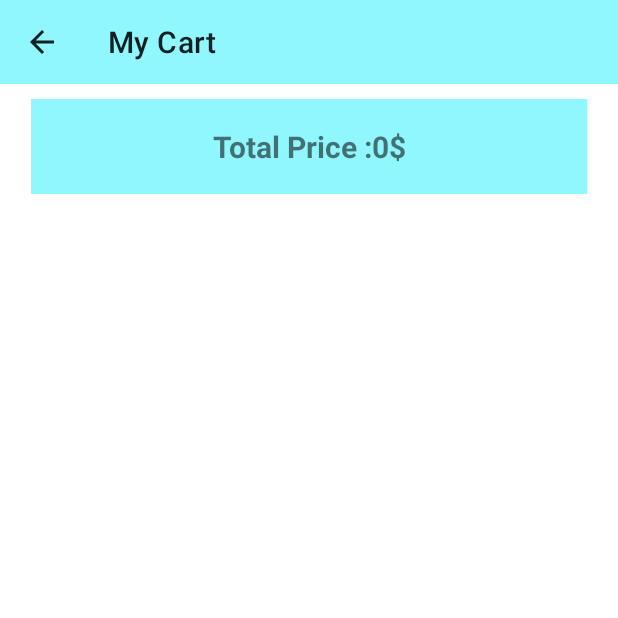
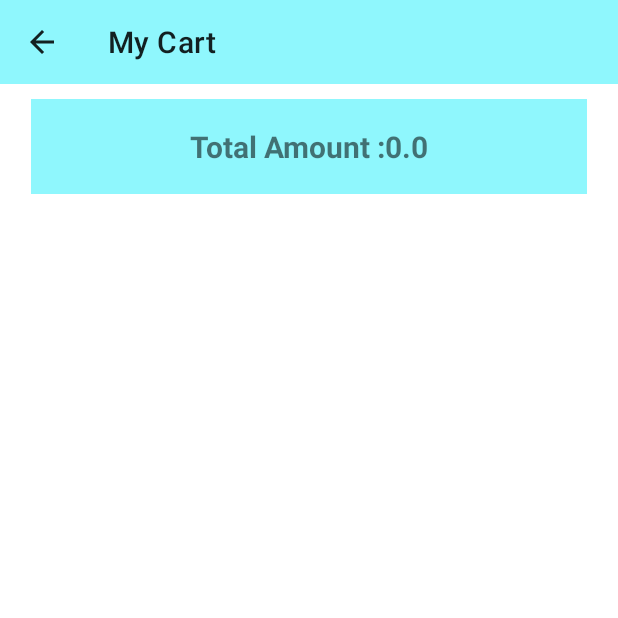
Before and after one commit to anhkute002/mshop, an Android app: the CartActivity screen opened directly, with no data from a screen before it, on a phone screen of 412 x 824 dp, the top half of it. Run offline under Robolectric (Android 15) with nearby library versions, the phone set to English and light mode, and no system bars; our stand-ins replace Firebase (no records; nobody signed in at launch, a user with empty details on screens opened directly).

Commit message:
ADD CART

```diff
--- a/app/src/main/java/my/ecommerceapp/ecommerceapp/MyCartAdapter.java
+++ b/app/src/main/java/my/ecommerceapp/ecommerceapp/MyCartAdapter.java
@@ -74,12 +74,6 @@ public class MyCartAdapter  extends RecyclerView.Adapter<MyCartAdapter.ViewHolde
             }
         });
 
-        totalAmount = totalAmount + list.get(position).getTotalPrice();
-        Intent intent = new Intent("MyTotalAmount");
-        intent.putExtra("totalAmount",totalAmount);
-
-        LocalBroadcastManager.getInstance(context).sendBroadcast(intent);
-
 
 
     }
--- a/app/src/main/java/my/ecommerceapp/ecommerceapp/activities/CartActivity.java
+++ b/app/src/main/java/my/ecommerceapp/ecommerceapp/activities/CartActivity.java
@@ -74,8 +74,7 @@ public class CartActivity extends AppCompatActivity {
         });
 
 
-        LocalBroadcastManager.getInstance(this)
-                .registerReceiver(mMessageReceiver,new IntentFilter("MyTotalAmount"));
+
 
         overAllAmount = findViewById(R.id.textView3);
         recyclerView = findViewById(R.id.card_rec);
@@ -99,6 +98,7 @@ public class CartActivity extends AppCompatActivity {
                         cartModelList.add(myCartModel);
                         cartAdapter.notifyDataSetChanged();
                     }
+                    calculateTotalAmount(cartModelList);
                 }
             }
         });
@@ -112,19 +112,14 @@ public class CartActivity extends AppCompatActivity {
         });
 
     }
-    public BroadcastReceiver mMessageReceiver = new BroadcastReceiver() {
-        @Override
-        public void onReceive(Context context, Intent intent) {
-            int totalBill = intent.getIntExtra("totalAmount",0);
-            overAllAmount.setText("Total Amount:"+totalBill+"$");
+
+    private void calculateTotalAmount(List<MyCartModel> cartModelList) {
+        double totalAmount = 0.0;
+        for(MyCartModel myCartModel: cartModelList){
+            totalAmount += myCartModel.getTotalPrice();
         }
-    };
-
-
-
-
-
-
+        overAllAmount.setText("Total Amount :"+totalAmount);
+    }
 
 
 }
```
